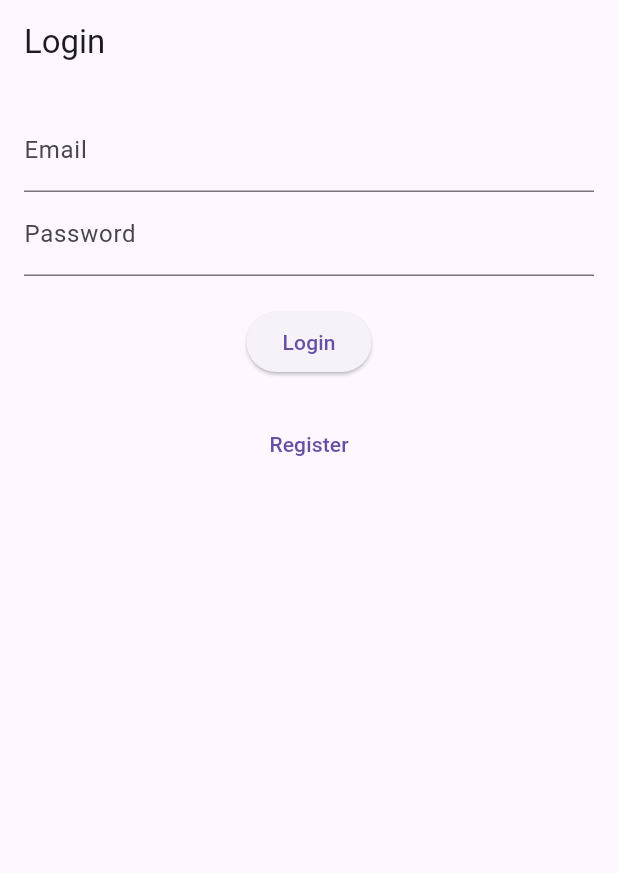
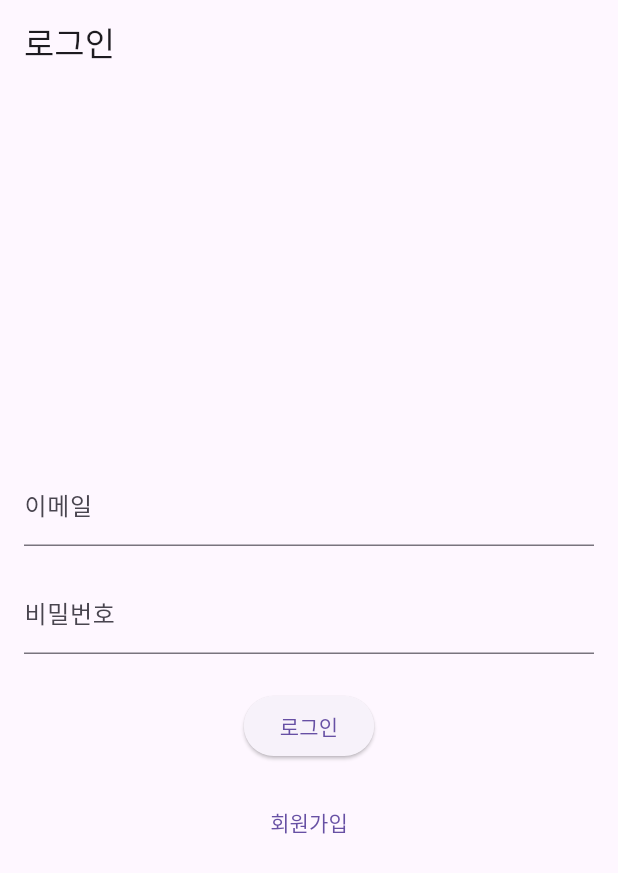
Before and after one commit to Recircle2000/hoseo-transport-FE, a Flutter app: the screen it shows after launch, on a phone screen of 412 x 824 dp. Shown: the top 873 px of the screen. Run offline on Flutter 3.47's test engine with Material 3 defaults, Android fonts, the phone set to English and light mode, and no system bars; our stand-ins replace flutter_map, get, latlong2, shared_preferences; accounts and stored records are empty.

Commit message:
MVVM구조에 대해서 공부해보고 코드 리펙토링. 버스 위치 관련 코드 분리

```diff
--- a/lib/view/login_view.dart
+++ b/lib/view/login_view.dart
@@ -1,48 +1,65 @@
+// lib/view/login_view.dart
 import 'package:flutter/material.dart';
 import 'package:get/get.dart';
 import '../viewmodel/login_viewmodel.dart';
 import 'register_view.dart';
 
 class LoginView extends StatelessWidget {
-              final LoginController _loginController = Get.put(LoginController()); // Controller 등록
+  final LoginViewModel _loginViewModel = Get.put(LoginViewModel());
 
   @override
   Widget build(BuildContext context) {
     return Scaffold(
       appBar: AppBar(
-                    title: Text('Login'),
+        title: const Text('로그인'),
       ),
       body: Padding(
         padding: const EdgeInsets.all(16.0),
         child: Column(
+          mainAxisAlignment: MainAxisAlignment.center,
           children: [
-                        // 이메일 입력 필드
             TextField(
-                          decoration: InputDecoration(labelText: 'Email'),
-                          onChanged: (value) => _loginController.email.value = value,
+              decoration: const InputDecoration(
+                labelText: '이메일',
+                hintText: 'example@email.com',
               ),
-                        // 비밀번호 입력 필드
+              keyboardType: TextInputType.emailAddress,
+              onChanged: _loginViewModel.setEmail,
+            ),
+            const SizedBox(height: 16),
             TextField(
-                          decoration: InputDecoration(labelText: 'Password'),
+              decoration: const InputDecoration(
+                labelText: '비밀번호',
+              ),
               obscureText: true,
-                          onChanged: (value) => _loginController.password.value = value,
+              onChanged: _loginViewModel.setPassword,
             ),
-                        SizedBox(height: 20),
-                        // 로그인 버튼
-                        Obx(() => _loginController.isLoading.value
-                            ? CircularProgressIndicator() // 로딩 중일 때 스피너 표시
-                            : ElevatedButton(
-                          onPressed: _loginController.login,
-                          child: Text('Login'),
-                        )),
-                        SizedBox(height: 20),
-                        // 회원가입 버튼
+            const SizedBox(height: 24),
+            Obx(() {
+              if (_loginViewModel.isLoading.value) {
+                return const CircularProgressIndicator();
+              }
+              return ElevatedButton(
+                onPressed: _loginViewModel.login,
+                child: const Text('로그인'),
+              );
+            }),
+            const SizedBox(height: 16),
             TextButton(
-                          onPressed: () {
-                            Get.to(() => RegisterView());
-                          },
-                          child: Text('Register'),
+              onPressed: () => Get.to(() => RegisterView()),
+              child: const Text('회원가입'),
             ),
+            Obx(() {
+              final error = _loginViewModel.errorMessage.value;
+              if (error.isEmpty) return const SizedBox.shrink();
+              return Padding(
+                padding: const EdgeInsets.only(top: 16),
+                child: Text(
+                  error,
+                  style: const TextStyle(color: Colors.red),
+                ),
+              );
+            }),
           ],
         ),
       ),
--- a/lib/view/register_view.dart
+++ b/lib/view/register_view.dart
@@ -1,39 +1,58 @@
+// lib/view/register_view.dart
 import 'package:flutter/material.dart';
 import 'package:get/get.dart';
 import '../viewmodel/register_viewmodel.dart';
 
 class RegisterView extends StatelessWidget {
-  final RegisterController _registerController = Get.put(RegisterController()); // Register controller
+  final RegisterViewModel _registerViewModel = Get.put(RegisterViewModel());
 
   @override
   Widget build(BuildContext context) {
     return Scaffold(
-      appBar: AppBar(
-        title: Text('Register'),
-      ),
+      appBar: AppBar(title: const Text('회원가입')),
       body: Padding(
         padding: const EdgeInsets.all(16.0),
         child: Column(
+          mainAxisAlignment: MainAxisAlignment.center,
           children: [
-            // Email input field
             TextField(
-              decoration: InputDecoration(labelText: 'Email'),
-              onChanged: (value) => _registerController.email.value = value,
+              onChanged: _registerViewModel.setEmail,
+              decoration: const InputDecoration(
+                labelText: '이메일',
+                hintText: 'example@email.com',
+              ),
+              keyboardType: TextInputType.emailAddress,
             ),
-            // Password input field
+            const SizedBox(height: 16),
             TextField(
-              decoration: InputDecoration(labelText: 'Password'),
+              onChanged: _registerViewModel.setPassword,
+              decoration: const InputDecoration(
+                labelText: '비밀번호',
+                hintText: '6자 이상 입력해주세요',
+              ),
               obscureText: true,
-              onChanged: (value) => _registerController.password.value = value,
             ),
-            SizedBox(height: 20),
-            // Register button
-            Obx(() => _registerController.isLoading.value
-                ? CircularProgressIndicator() // Show spinner while loading
-                : ElevatedButton(
-              onPressed: _registerController.register,
-              child: Text('Register'),
-            )),
+            const SizedBox(height: 24),
+            Obx(() {
+              if (_registerViewModel.isLoading.value) {
+                return const CircularProgressIndicator();
+              }
+              return ElevatedButton(
+                onPressed: _registerViewModel.register,
+                child: const Text('회원가입'),
+              );
+            }),
+            Obx(() {
+              final error = _registerViewModel.errorMessage.value;
+              if (error.isEmpty) return const SizedBox.shrink();
+              return Padding(
+                padding: const EdgeInsets.only(top: 16),
+                child: Text(
+                  error,
+                  style: const TextStyle(color: Colors.red),
+                ),
+              );
+            }),
           ],
         ),
       ),
```
Also changed, not shown: lib/models/bus_model.dart (added, +15 -0 lines), lib/view/bus_map_view.dart (+17 -108 lines), lib/viewmodel/busmap_viewmodel.dart (added, +77 -0 lines), lib/viewmodel/login_viewmodel.dart (+87 -34 lines), lib/viewmodel/register_viewmodel.dart (+55 -15 lines). Lines whose indentation alone changed are shown as unchanged.
